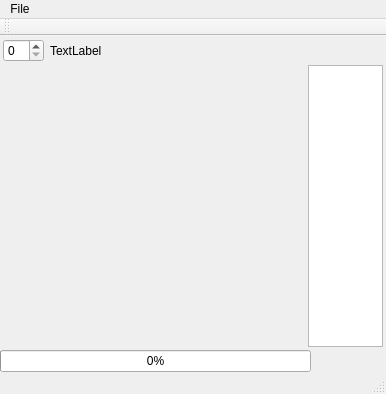
First picture: the form in src/app/DigitClassifier.ui, repository borispalacka515/DigitClassifier, before the edit.
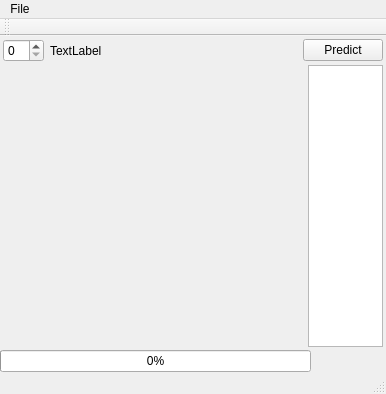
Second picture: the form after the edit. Custom widgets are drawn as their Qt base class.

Commit message: feat: add prediction method in DigitClassifier window.

```diff
--- a/src/app/DigitClassifier.ui
+++ b/src/app/DigitClassifier.ui
@@ -71,7 +71,7 @@
            <verstretch>0</verstretch>
           </sizepolicy>
          </property>
-         <layout class="QHBoxLayout" name="horizontalLayout" stretch="0,0,0">
+         <layout class="QHBoxLayout" name="horizontalLayout" stretch="0,0,0,0">
           <property name="spacing">
            <number>6</number>
           </property>
@@ -117,6 +117,13 @@
             </property>
            </spacer>
           </item>
+          <item>
+           <widget class="QPushButton" name="predictPushButton">
+            <property name="text">
+             <string>Predict</string>
+            </property>
+           </widget>
+          </item>
          </layout>
         </widget>
        </item>
```
The commit also changes 3 other files.
